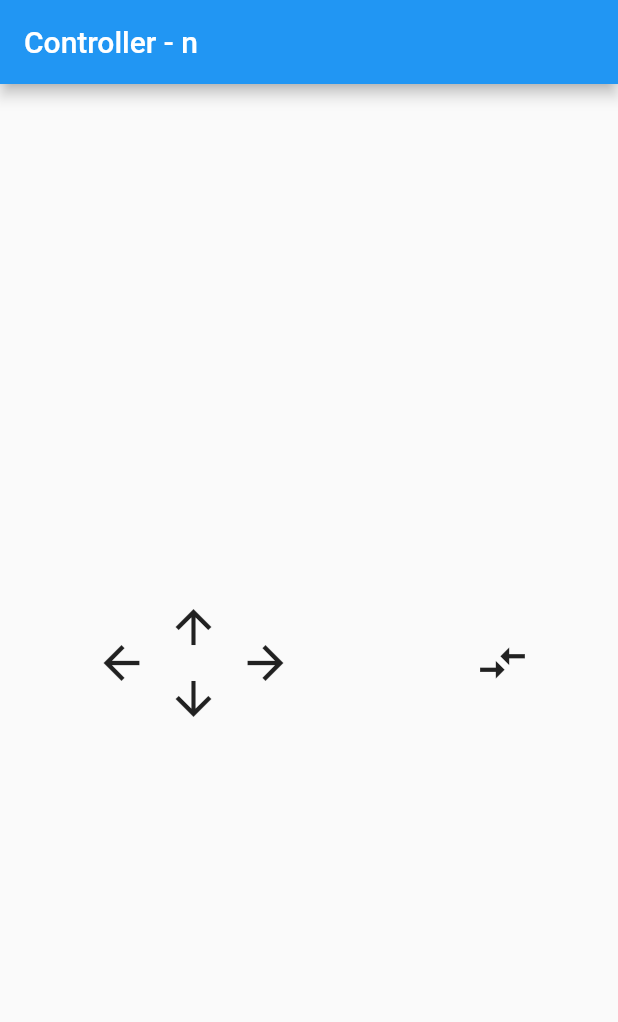
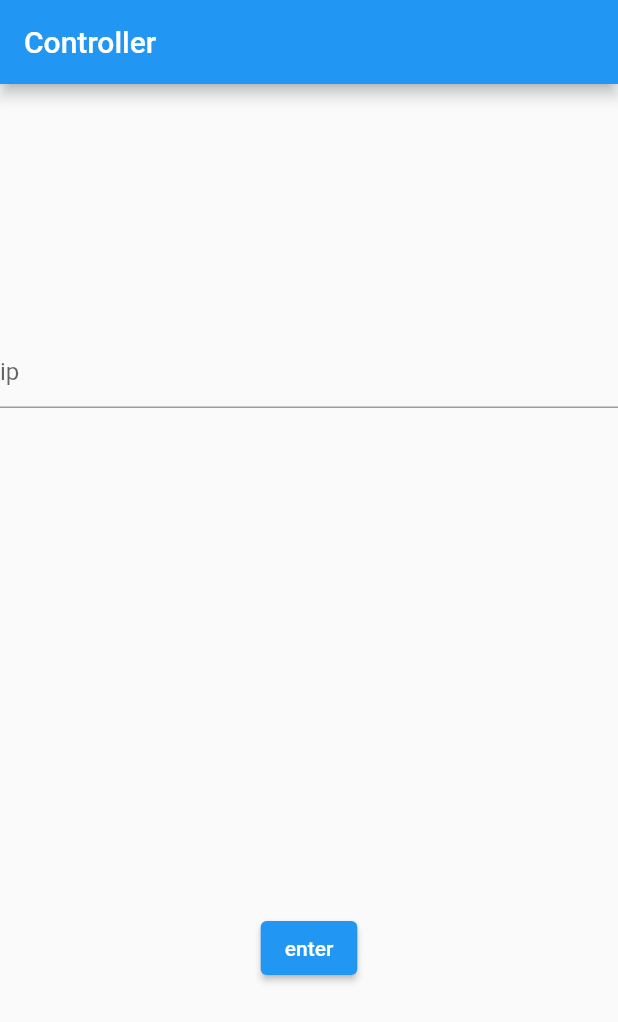
Before and after one commit to KaiChen1008/Motion-Sensing-Controller, a Flutter app: the screen it shows after launch, on a phone screen of 412 x 824 dp. Shown: the top 1022 px of the screen. Run offline on Flutter 3.47's test engine with Material 2 defaults, Android fonts, the phone set to English and light mode, and no system bars; our stand-ins replace sensors_plus; missing offline and left inert: dart:ffi, mqtt_client.

Commit message:
add user input ip:

```diff
--- /dev/null
+++ b/lib/configs.dart
@@ -0,0 +1,4 @@
+const port = 1883;              //MQTT port
+const clientID = 'Client01';    //Mqtt Client
+const username = 'Client01';    //Mqtt username
+const password = 'password';    //Mqtt password
--- /dev/null
+++ b/lib/input.dart
@@ -0,0 +1,79 @@
+import 'dart:ffi';
+import 'dart:async';
+import 'dart:io';
+import 'package:flutter/material.dart';
+import 'package:sensors_plus/sensors_plus.dart';
+import 'package:mqtt_client/mqtt_client.dart';
+import 'package:mqtt_client/mqtt_server_client.dart';
+
+import 'main.dart';
+import 'configs.dart';
+
+class InputApp extends StatelessWidget {
+
+
+  @override
+  Widget build(BuildContext context) {
+    return MaterialApp(
+      title: 'Gyro Controller',
+      theme: ThemeData(
+        primarySwatch: Colors.blue,
+      ),
+      home: InputPage(title: 'Controller'),
+    );
+  }
+}
+
+class InputPage extends StatefulWidget {
+  InputPage({Key? key, required this.title}) : super(key: key);
+
+  final String title;
+
+  @override
+  _InputPageState createState() => _InputPageState();
+}
+
+class _InputPageState extends State<InputPage> {
+  final TextEditingController _controller = new TextEditingController();
+
+  @override
+  void initState(){
+    super.initState();
+  }
+
+  @override
+  void dispose() {
+    super.dispose();
+  }
+
+  void handleBtn() async {
+    String url =  _controller.text;
+    print(url);
+
+    runApp(MyApp(url:url));
+
+  }
+  @override
+  Widget build(BuildContext context) {
+    return Scaffold(
+      appBar: AppBar(
+        title: Text('${widget.title}'),
+      ),
+      body: Center(
+        child: Column(
+          mainAxisAlignment: MainAxisAlignment.spaceAround,
+          children: <Widget>[
+            TextField(
+              controller: _controller,
+              decoration: InputDecoration(hintText: 'ip'),
+            ),
+            ElevatedButton(
+              child: Text('enter'),
+              onPressed: this.handleBtn,
+            )
+          ],
+        ),
+      ), // This trailing comma makes auto-formatting nicer for build methods.
+    );
+  }
+}
--- a/lib/main.dart
+++ b/lib/main.dart
@@ -5,26 +5,30 @@ import 'package:flutter/material.dart';
 import 'package:sensors_plus/sensors_plus.dart';
 import 'package:mqtt_client/mqtt_client.dart';
 import 'package:mqtt_client/mqtt_server_client.dart';
+import 'configs.dart';
+import 'input.dart';
+// const url = '192.168.100.147';       //主機位置
+// const url = '192.168.0.164';
+// const url = '127.0.0.1';        //主機位置
 
-// const url = '192.168.100.147';       //主機位置
-const url = '192.168.0.164';
-// const url = '127.0.0.1';        //主機位置
-const port = 1883;              //MQTT port
-const clientID = 'Client01';    //Mqtt Client
-const username = 'Client01';    //Mqtt username
-const password = 'password';    //Mqtt password
-final client = MqttServerClient(url, clientID);
+// var client = MqttServerClient(url, clientID);
+var client;
 
-// void main() {
+void main() {
+  runApp(InputApp());
+}
+
+// void main() async {
+//   await client.connect(username, password);
 //   runApp(MyApp());
 // }
 
-void main() async {
-  await client.connect(username, password);
-  runApp(MyApp());
-}
+class MyApp extends StatelessWidget {
 
-class MyApp extends StatelessWidget {
+  MyApp({Key? key, required this.url}): super(key:key);
+
+  final String url;
+
   @override
   Widget build(BuildContext context) {
     return MaterialApp(
@@ -32,16 +36,17 @@ class MyApp extends StatelessWidget {
       theme: ThemeData(
         primarySwatch: Colors.blue,
       ),
-      home: MyHomePage(title: 'Controller'),
+      home: MyHomePage(title: 'Controller', url: this.url),
     );
   }
 }
 
 
 class MyHomePage extends StatefulWidget {
-  MyHomePage({Key? key, required this.title}) : super(key: key);
+  MyHomePage({Key? key, required this.title, required this.url}) : super(key: key);
 
   final String title;
+  final String url;
 
   @override
   _MyHomePageState createState() => _MyHomePageState();
@@ -64,8 +69,17 @@ class _MyHomePageState extends State<MyHomePage> {
   Timer? timer;
 
   @override
-  void initState(){
+  void initState() {
     super.initState();
+
+    asyncMethod();
+  }
+
+  void asyncMethod() async {
+    client = MqttServerClient(widget.url, clientID);
+    await client.connect(username, password);
+
+    print('connected');
     const duration = const Duration(milliseconds:100);
     timer = new Timer.periodic(duration, this.sendMsg);
 
```
Also changed, not shown: 1 other file.
